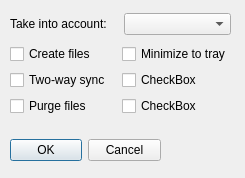
This is Dialog_s.ui in Chillwind132/FileSync_ARS as Qt 5 draws it before an edit. The edited form follows.
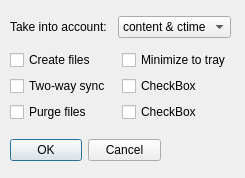
This is the edited form.

```diff
--- a/Dialog_s.ui
+++ b/Dialog_s.ui
@@ -35,7 +35,7 @@
      <x>10</x>
      <y>10</y>
      <width>221</width>
-     <height>111</height>
+     <height>118</height>
     </rect>
    </property>
    <layout class="QGridLayout" name="gridLayout_2">
@@ -49,7 +49,13 @@
        </widget>
       </item>
       <item>
-       <widget class="QComboBox" name="comboBox_account"/>
+       <widget class="QComboBox" name="comboBox_account">
+        <item>
+         <property name="text">
+          <string>content &amp; ctime</string>
+         </property>
+        </item>
+       </widget>
       </item>
      </layout>
     </item>
```
Left out of the diff: 42 changed lines with no effect on the pictures.
